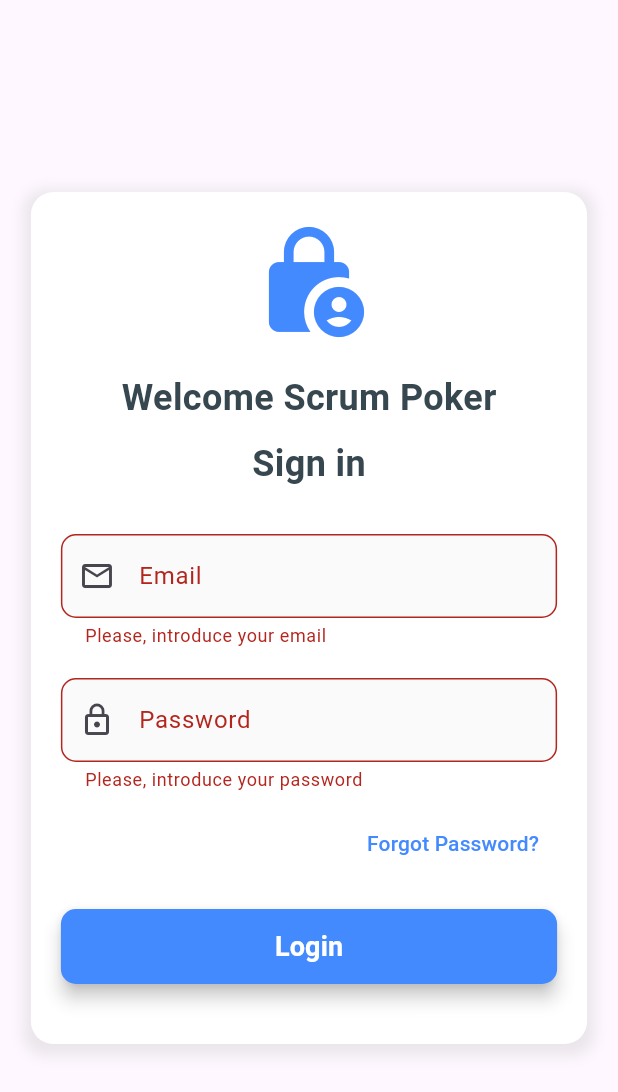
After one commit to DaniloAfonseca/scrum_poker, a Flutter app: the screen it shows after launch, after a tap on "Login", on a phone screen of 412 x 824 dp. The commit adds this screen. Shown: the top 1092 px of the screen. Run offline on Flutter 3.47's test engine with Material 3 defaults, Android fonts, the phone set to English and light mode, and no system bars; our stand-ins replace cloud_firestore, firebase_auth, firebase_core, go_router; accounts and stored records are empty; generated files the repository leaves out were written again; network calls fail.

Commit message:
Implemented go_router

```diff
--- a/lib/dashboard.dart
+++ b/lib/dashboard.dart
@@ -5,8 +5,6 @@
 
   @override
   Widget build(BuildContext context) {
-    return const Placeholder(
-      child: Text('Hi, '),
-    );
+    return const Scaffold(body: Text('Hi, '));
   }
 }
--- a/lib/login.dart
+++ /dev/null
@@ -1,28 +0,0 @@
-import 'package:flutter/material.dart';
-import 'dart:html' as html;
-
-import 'package:scrum_poker/jira_authentication.dart';
-
-class Login extends StatelessWidget {
-  const Login({super.key});
-
-  @override
-  Widget build(BuildContext context) {
-    return Scaffold(
-      body: Center(child: ElevatedButton.icon(onPressed: () => launchJiraOAuth(), label: Text('Login'), icon: Icon(Icons.access_alarm))));
-  }
-
-  void launchJiraOAuth() {
-  final clientId = JiraAuthentication.clientId;
-  final redirectUri = Uri.encodeComponent('https://yourapp.com/callback');
-  final scope = Uri.encodeComponent('read:jira-user read:jira-work write:jira-work');
-  final state = 'random_string_to_protect_against_csrf';
-
-
-  final authUrl =
-      'https://auth.atlassian.com/authorize?audience=api.atlassian.com&client_id=$clientId&scope=$scope&redirect_uri=$redirectUri&state=$state&response_type=code&prompt=consent';
-
-  // Open new tab/window
-  html.window.open(authUrl, '_blank');
-}
-}
--- /dev/null
+++ b/lib/login/login_screen.dart
@@ -0,0 +1,157 @@
+import 'package:flutter/material.dart';
+import 'package:go_router/go_router.dart';
+import 'package:scrum_poker/shared/router/routes.dart';
+import 'package:scrum_poker/shared/services/auth_services.dart';
+
+class LoginPage extends StatefulWidget {
+  const LoginPage({super.key});
+
+  @override
+  State<LoginPage> createState() => _LoginPageState();
+}
+
+class _LoginPageState extends State<LoginPage> {
+  final TextEditingController _emailController = TextEditingController();
+  final TextEditingController _passwordController = TextEditingController();
+  final _formKey = GlobalKey<FormState>();
+  bool _isLoading = false;
+
+  @override
+  void dispose() {
+    _emailController.dispose();
+    _passwordController.dispose();
+    super.dispose();
+  }
+
+  void _login() {
+    if (_formKey.currentState!.validate()) {
+      setState(() => _isLoading = true);
+    }
+
+    AuthServices()
+        .signInWithEmailAndPassword(_emailController.text, _passwordController.text)
+        .then((user) {
+          if (user != null) {
+            if (context.mounted) {
+              context.go(Routes.room);
+            } else {
+              ScaffoldMessenger.of(context).showSnackBar(const SnackBar(content: Text('Invalid email or password')));
+            }
+          }
+        })
+        .catchError((error) {
+          ScaffoldMessenger.of(context).showSnackBar(SnackBar(content: Text('Error: $error')));
+        })
+        .whenComplete(() {
+          setState(() => _isLoading = false);
+        });
+  }
+
+  @override
+  Widget build(BuildContext context) {
+    final Size screenSize = MediaQuery.of(context).size;
+    final bool isSmallScreen = screenSize.width < 600;
+
+    return Scaffold(
+      body: Center(
+        child: Container(
+          padding: EdgeInsets.all(isSmallScreen ? 20.0 : 40.0),
+          constraints: BoxConstraints(maxWidth: isSmallScreen ? screenSize.width * 0.9 : 450.0, maxHeight: 600.0),
+          decoration: BoxDecoration(
+            color: Colors.white,
+            borderRadius: BorderRadius.circular(15.0),
+            boxShadow: [BoxShadow(color: Colors.grey.withValues(alpha: 0.2), spreadRadius: 5, blurRadius: 7, offset: const Offset(0, 3))],
+          ),
+          child: SingleChildScrollView(
+            child: Form(
+              key: _formKey,
+              child: Column(
+                mainAxisSize: MainAxisSize.min,
+                children: [
+                  const Icon(Icons.lock_person, size: 80, color: Colors.blueAccent),
+                  const SizedBox(height: 20),
+                  Text('Welcome Scrum Poker', style: TextStyle(fontSize: isSmallScreen ? 24 : 28, fontWeight: FontWeight.bold, color: Colors.blueGrey.shade800)),
+                  const SizedBox(height: 10),
+                  Text('Sign in', style: TextStyle(fontSize: isSmallScreen ? 24 : 48, fontWeight: FontWeight.bold, color: Colors.blueGrey.shade800)),
+                  const SizedBox(height: 30),
+                  TextFormField(
+                    controller: _emailController,
+                    decoration: InputDecoration(
+                      labelText: 'Email',
+                      prefixIcon: const Icon(Icons.email_outlined),
+                      border: OutlineInputBorder(borderRadius: BorderRadius.circular(10)),
+                      enabledBorder: OutlineInputBorder(borderRadius: BorderRadius.circular(10.0), borderSide: BorderSide(color: Colors.blueGrey.shade200)),
+                      focusedBorder: OutlineInputBorder(borderRadius: BorderRadius.circular(10.0), borderSide: const BorderSide(color: Colors.blueAccent, width: 2.0)),
+                      filled: true,
+                      fillColor: Colors.grey.shade50,
+                    ),
+                    keyboardType: TextInputType.emailAddress,
+                    validator: (value) {
+                      if (value == null || value.isEmpty) {
+                        return 'Please, introduce your email';
+                      }
+                      if (!RegExp(r'^[^@]+@[^@]+\.[^@]+').hasMatch(value)) {
+                        return 'Please, introduce a valid email';
+                      }
+                      return null;
+                    },
+                  ),
+                  const SizedBox(height: 20),
+                  TextFormField(
+                    controller: _passwordController,
+                    obscureText: true,
+                    decoration: InputDecoration(
+                      labelText: 'Password',
+                      hintText: '••••••••',
+                      prefixIcon: const Icon(Icons.lock_outline),
+                      border: OutlineInputBorder(borderRadius: BorderRadius.circular(10.0)),
+                      enabledBorder: OutlineInputBorder(borderRadius: BorderRadius.circular(10.0), borderSide: BorderSide(color: Colors.blueGrey.shade200)),
+                      focusedBorder: OutlineInputBorder(borderRadius: BorderRadius.circular(10.0), borderSide: const BorderSide(color: Colors.blueAccent, width: 2.0)),
+                      filled: true,
+                      fillColor: Colors.grey.shade50,
+                    ),
+                    validator: (value) {
+                      if (value == null || value.isEmpty) {
+                        return 'Please, introduce your password';
+                      }
+                      if (value.length < 6) {
+                        return 'The password must be at least 6 characters long';
+                      }
+                      return null;
+                    },
+                  ),
+                  const SizedBox(height: 10),
+                  Align(
+                    alignment: Alignment.centerRight,
+                    child: TextButton(
+                      onPressed: () {
+                        ScaffoldMessenger.of(context).showSnackBar(const SnackBar(content: Text('Method: "Forgot Password?" not implemented yet')));
+                      },
+                      child: const Text('Forgot Password?', style: TextStyle(color: Colors.blueAccent)),
+                    ),
+                  ),
+                  const SizedBox(height: 20),
+                  SizedBox(
+                    width: double.infinity,
+                    height: 50,
+                    child: ElevatedButton(
+                      onPressed: _isLoading ? null : _login,
+                      style: ElevatedButton.styleFrom(
+                        backgroundColor: Colors.blueAccent,
+                        foregroundColor: Colors.white,
+                        shape: RoundedRectangleBorder(borderRadius: BorderRadius.circular(10.0)),
+                        elevation: 5,
+                      ),
+                      child: _isLoading ? const CircularProgressIndicator(color: Colors.white) : const Text('Login', style: TextStyle(fontSize: 18, fontWeight: FontWeight.bold)),
+                    ),
+                  ),
+                  const SizedBox(height: 20),
+                ],
+              ),
+            ),
+          ),
+        ),
+      ),
+    );
+  }
+}
--- a/lib/main.dart
+++ b/lib/main.dart
@@ -1,42 +1,21 @@
 import 'package:firebase_core/firebase_core.dart';
 import 'package:flutter/material.dart';
+import 'package:flutter_web_plugins/flutter_web_plugins.dart';
 import 'package:scrum_poker/firebase_options.dart';
-import 'package:scrum_poker/login.dart';
-
+import 'package:scrum_poker/shared/router/go_router.dart';
 
 Future<void> main() async {
   WidgetsFlutterBinding.ensureInitialized();
   await Firebase.initializeApp(options: DefaultFirebaseOptions.currentPlatform);
+  setUrlStrategy(PathUrlStrategy());
   runApp(const MyApp());
 }
 
 class MyApp extends StatelessWidget {
   const MyApp({super.key});
 
-  // This widget is the root of your application.
   @override
   Widget build(BuildContext context) {
-    return MaterialApp(
-      title: 'Flutter Demo',
-      theme: ThemeData(
-        // This is the theme of your application.
-        //
-        // TRY THIS: Try running your application with "flutter run". You'll see
-        // the application has a purple toolbar. Then, without quitting the app,
-        // try changing the seedColor in the colorScheme below to Colors.green
-        // and then invoke "hot reload" (save your changes or press the "hot
-        // reload" button in a Flutter-supported IDE, or press "r" if you used
-        // the command line to start the app).
-        //
-        // Notice that the counter didn't reset back to zero; the application
-        // state is not lost during the reload. To reset the state, use hot
-        // restart instead.
-        //
-        // This works for code too, not just values: Most code changes can be
-        // tested with just a hot reload.
-        colorScheme: ColorScheme.fromSeed(seedColor: Colors.deepPurple),
-      ),
-      home: const Login(),
-    );
+    return MaterialApp.router(routerConfig: ManagerRouter.router);
   }
 }
--- /dev/null
+++ b/lib/shared/models/user.dart
@@ -0,0 +1,5 @@
+class User {
+  String email;
+
+  User({required this.email});
+}
--- /dev/null
+++ b/lib/shared/router/go_router.dart
@@ -0,0 +1,42 @@
+import 'package:firebase_auth/firebase_auth.dart';
+import 'package:flutter/material.dart';
+import 'package:go_router/go_router.dart';
+import 'package:scrum_poker/dashboard.dart';
+import 'package:scrum_poker/login/login_screen.dart';
+import 'package:scrum_poker/room_screen.dart';
+import 'package:scrum_poker/shared/router/routes.dart';
+
+String? authGuard(BuildContext context, GoRouterState state) {
+  final auth = FirebaseAuth.instance;
+  if (auth.currentUser == null) {
+    return Routes.login;
+  }
+  return null;
+}
+
+class ManagerRouter {
+  static final router = GoRouter(
+    initialLocation: '/',
+    redirect: authGuard,
+    routes: [
+      GoRoute(
+        path: '/',
+        builder: (context, state) {
+          return const Dashboard();
+        },
+      ),
+      GoRoute(
+        path: Routes.login,
+        builder: (context, state) {
+          return LoginPage();
+        },
+      ),
+      GoRoute(
+        path: Routes.room,
+        builder: (context, state) {
+          return RoomScreen();
+        },
+      ),
+    ],
+  );
+}
--- /dev/null
+++ b/lib/shared/router/routes.dart
@@ -0,0 +1,4 @@
+class Routes {
+  static String login = '/login';
+  static String room = '/room';
+}
--- /dev/null
+++ b/lib/shared/services/auth_services.dart
@@ -0,0 +1,19 @@
+import 'package:firebase_auth/firebase_auth.dart';
+import 'package:flutter/foundation.dart';
+
+class AuthServices {
+  final auth = FirebaseAuth.instance;
+
+  Future<User?> signInWithEmailAndPassword(String email, String password) async {
+    try {
+      final userCredential = await auth.signInWithEmailAndPassword(email: email, password: password);
+
+      return userCredential.user;
+    } catch (e) {
+      if (kDebugMode) {
+        print('Error signing in: $e');
+      }
+      return null;
+    }
+  }
+}
--- a/pubspec.yaml
+++ b/pubspec.yaml
@@ -30,6 +30,8 @@
 dependencies:
   flutter:
     sdk: flutter
+  flutter_web_plugins:
+    sdk: flutter
 
   # The following adds the Cupertino Icons font to your application.
   # Use with the CupertinoIcons class for iOS style icons.
@@ -39,10 +41,12 @@
   firebase_auth: ^5.5.3
   http: ^1.4.0
   provider: ^6.1.5
+  go_router: ^15.1.2
 
 dev_dependencies:
   flutter_test:
     sdk: flutter
+
 
   # The "flutter_lints" package below contains a set of recommended lints to
   # encourage good coding practices. The lint set provided by the package is
```
Also changed, not shown: pubspec.lock.
